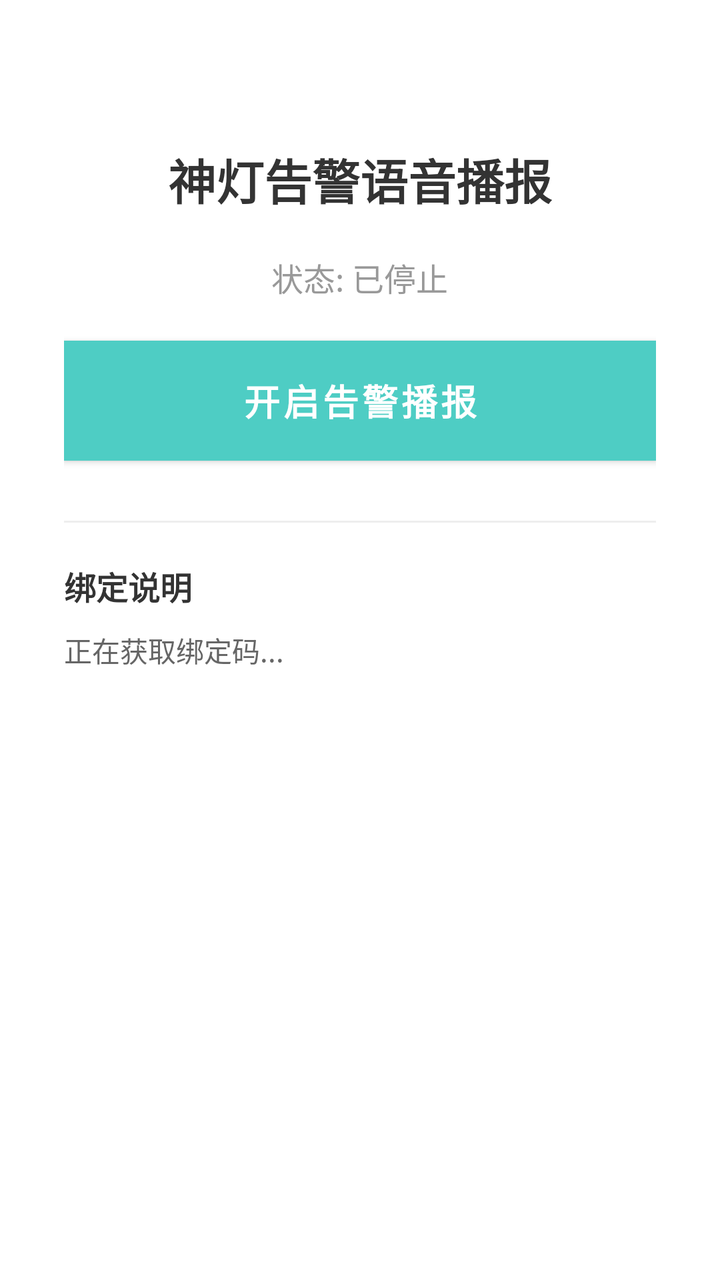
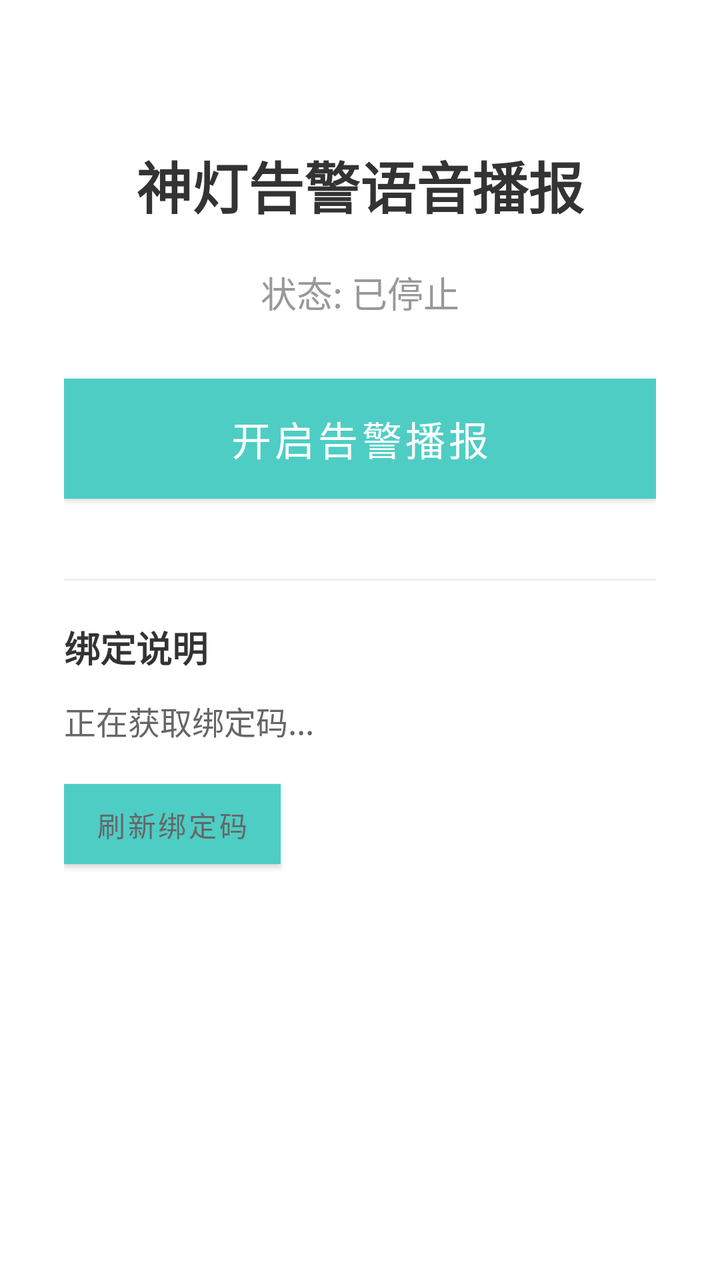

Two renders of the same Android screen: before a commit and after it. Below are the layout's source before the change and the commit's diff.
<!-- AndroidManifest.xml: application theme Theme.AppCompat.Light.NoActionBar -->
<!-- res/layout/activity_main.xml -->
<?xml version="1.0" encoding="utf-8"?>
<LinearLayout xmlns:android="http://schemas.android.com/apk/res/android"
    android:layout_width="match_parent"
    android:layout_height="match_parent"
    android:orientation="vertical"
    android:padding="32dp"
    android:gravity="center_horizontal">

    <TextView
        android:layout_width="wrap_content"
        android:layout_height="wrap_content"
        android:text="神灯告警语音播报"
        android:textSize="24sp"
        android:textColor="#333333"
        android:textStyle="bold"
        android:layout_marginTop="40dp"
        android:layout_marginBottom="20dp"/>

    <TextView
        android:id="@+id/tv_status"
        android:layout_width="wrap_content"
        android:layout_height="wrap_content"
        android:text="状态: 已停止"
        android:textSize="16sp"
        android:textColor="#999999"
        android:layout_marginBottom="20dp"/>

    <Button
        android:id="@+id/btn_toggle"
        android:layout_width="match_parent"
        android:layout_height="60dp"
        android:text="开启告警播报"
        android:textColor="#FFFFFF"
        android:textSize="18sp"
        android:textStyle="bold"
        android:background="#4ECDC4"
        android:layout_marginBottom="30dp"/>

    <View
        android:layout_width="match_parent"
        android:layout_height="1dp"
        android:background="#EEEEEE"
        android:layout_marginBottom="20dp"/>

    <TextView
        android:layout_width="wrap_content"
        android:layout_height="wrap_content"
        android:text="绑定说明"
        android:textSize="16sp"
        android:textColor="#333333"
        android:textStyle="bold"
        android:layout_marginBottom="10dp"
        android:layout_gravity="left"/>

    <TextView
        android:id="@+id/tv_bind_code"
        android:layout_width="match_parent"
        android:layout_height="wrap_content"
        android:text="正在获取绑定码..."
        android:textSize="14sp"
        android:textColor="#666666"
        android:lineSpacingExtra="6dp"
        android:layout_gravity="left"/>

</LinearLayout>
<!-- resources referenced by this layout -->
<resources>
  <style name="Theme.AppCompat.Light.NoActionBar" parent="Theme.MaterialComponents.Light.NoActionBar">
          <item name="colorPrimary">#4ECDC4</item>
          <item name="colorPrimaryVariant">#3dbdb5</item>
          <item name="colorOnPrimary">#FFFFFF</item>
      </style>
</resources>

<!-- the commit's change to res/layout/activity_main.xml (unified diff, before → after) -->
@@ -10,31 +10,30 @@
         android:layout_width="wrap_content"
         android:layout_height="wrap_content"
         android:text="神灯告警语音播报"
-        android:textSize="24sp"
-        android:textColor="#333333"
+        android:textSize="28sp"
         android:textStyle="bold"
         android:layout_marginTop="40dp"
-        android:layout_marginBottom="20dp"/>
+        android:layout_marginBottom="20dp"
+        android:textColor="#333333"/>
 
     <TextView
         android:id="@+id/tv_status"
         android:layout_width="wrap_content"
         android:layout_height="wrap_content"
         android:text="状态: 已停止"
-        android:textSize="16sp"
-        android:textColor="#999999"
-        android:layout_marginBottom="20dp"/>
+        android:textSize="18sp"
+        android:layout_marginBottom="30dp"
+        android:textColor="#999999"/>
 
     <Button
         android:id="@+id/btn_toggle"
         android:layout_width="match_parent"
         android:layout_height="60dp"
         android:text="开启告警播报"
+        android:textSize="20sp"
         android:textColor="#FFFFFF"
-        android:textSize="18sp"
-        android:textStyle="bold"
         android:background="#4ECDC4"
-        android:layout_marginBottom="30dp"/>
+        android:layout_marginBottom="40dp"/>
 
     <View
         android:layout_width="match_parent"
@@ -46,20 +45,30 @@
         android:layout_width="wrap_content"
         android:layout_height="wrap_content"
         android:text="绑定说明"
-        android:textSize="16sp"
-        android:textColor="#333333"
+        android:textSize="18sp"
         android:textStyle="bold"
-        android:layout_marginBottom="10dp"
-        android:layout_gravity="left"/>
+        android:layout_gravity="start"
+        android:layout_marginBottom="12dp"
+        android:textColor="#333333"/>
 
     <TextView
         android:id="@+id/tv_bind_code"
         android:layout_width="match_parent"
         android:layout_height="wrap_content"
         android:text="正在获取绑定码..."
+        android:textSize="16sp"
+        android:lineSpacingExtra="6dp"
+        android:textColor="#666666"
+        android:layout_marginBottom="20dp"/>
+
+    <Button
+        android:id="@+id/btn_refresh_code"
+        android:layout_width="wrap_content"
+        android:layout_height="40dp"
+        android:text="刷新绑定码"
         android:textSize="14sp"
         android:textColor="#666666"
-        android:lineSpacingExtra="6dp"
-        android:layout_gravity="left"/>
+        android:background="#F0F0F0"
+        android:layout_gravity="start"/>
 
 </LinearLayout>
